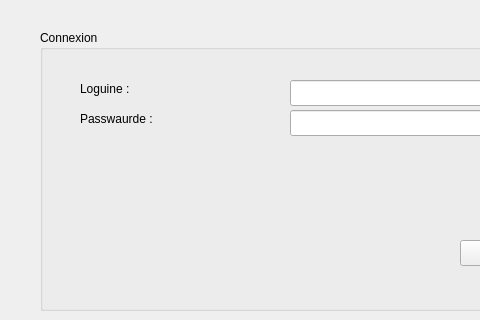
First picture: the form in example/mainwindow.ui, repository Wiibleyde/CPP-POO-Project, before the edit; both pictures show x 0 to 480 and y 0 to 320 of the 800 by 600 pixel window.
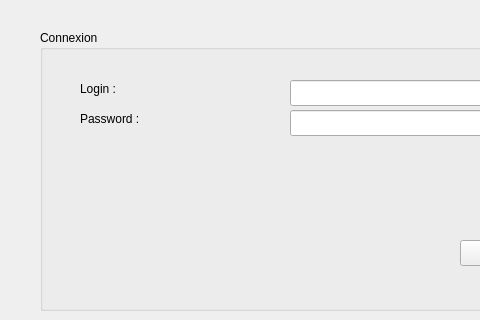
Second picture: the form after the edit.

```diff
--- a/example/mainwindow.ui
+++ b/example/mainwindow.ui
@@ -55,7 +55,7 @@
       </rect>
      </property>
      <property name="text">
-      <string>Loguine :</string>
+      <string>Login :</string>
      </property>
     </widget>
     <widget class="QLabel" name="label_2">
@@ -68,7 +68,7 @@
       </rect>
      </property>
      <property name="text">
-      <string>Passwaurde :</string>
+      <string>Password :</string>
      </property>
     </widget>
     <widget class="QLineEdit" name="le_login">
```
Left out of the diff: 2 changed lines with no effect on the pictures.
